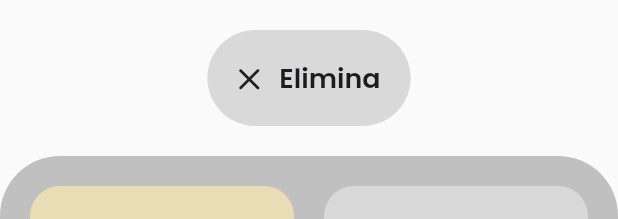
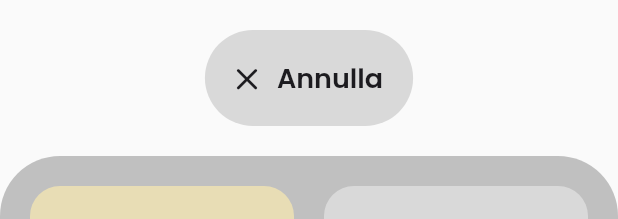
Before and after one commit to paologiua/complicity_game, a Flutter app: the PlayerEditorForeground widget shown alone on an empty page, opened directly, on a phone screen of 412 x 824 dp. Shown: the top 219 px of the screen. Run offline on Flutter 3.47's test engine with Material 2 defaults, Android fonts, the phone set to English and light mode, and no system bars; our stand-ins replace flutter_keyboard_visibility, flutter_svg; generated files the repository leaves out were written again.

Commit message:
Refactoring of PlayerEditorForeground code

```diff
--- a/lib/services/player_manager_service.dart
+++ b/lib/services/player_manager_service.dart
@@ -52,6 +52,10 @@ class PlayerManagerService with ChangeNotifier, DiagnosticableTreeMixin {
     return _players.removeAt(index);
   }
 
+  PlayerModel? removePlayer(PlayerModel player) {
+    return removePlayerByKey(player.key);
+  }
+
   int replacePlayer(PlayerModel player) {
     int index = _players.indexWhere(
       (PlayerModel item) => item.key == player.key,
--- a/lib/widgets/custom_floating_button.dart
+++ b/lib/widgets/custom_floating_button.dart
@@ -9,14 +9,18 @@ class CustomFloatingButton extends StatefulWidget {
     this.onPressed,
     this.backgroundColor,
     this.icon,
-    this.iconColor,
+    this.color,
+    this.text,
+    this.size = 56.0,
   });
 
   final Object? heroTag;
   final void Function()? onPressed;
   final Color? backgroundColor;
   final IconData? icon;
-  final Color? iconColor;
+  final Color? color;
+  final String? text;
+  final double size;
 
   @override
   State<CustomFloatingButton> createState() => _CustomFloatingButtonState();
@@ -25,21 +29,54 @@ class CustomFloatingButton extends StatefulWidget {
 class _CustomFloatingButtonState extends State<CustomFloatingButton> {
   @override
   Widget build(BuildContext context) {
-    return FloatingActionButton(
-      heroTag: widget.heroTag ?? Object(),
-      onPressed: widget.onPressed ?? () {},
-      backgroundColor:
-          widget.backgroundColor ?? ThemeConstants.greyPrimaryColor,
-      elevation: 0,
-      highlightElevation: 0,
-      focusElevation: 0,
-      hoverElevation: 0,
-      child: widget.icon != null
-          ? Icon(
-              widget.icon,
-              color: widget.iconColor ?? ThemeConstants.defaultTextColor,
+    final Object heroTag = widget.heroTag ?? Object();
+    final void Function() onPressed = widget.onPressed ?? () {};
+    final Color backgroundColor =
+        widget.backgroundColor ?? ThemeConstants.greyPrimaryColor;
+    final Color color = widget.color ?? ThemeConstants.defaultTextColor;
+
+    final Icon? icon = widget.icon != null
+        ? Icon(
+            widget.icon,
+            color: color,
+          )
+        : null;
+
+    final Text? text = widget.text != null
+        ? Text(
+            widget.text!,
+            textAlign: TextAlign.center,
+            style: Theme.of(context).textTheme.bodyLarge!.copyWith(
+                  color: color,
+                ),
+          )
+        : null;
+
+    return SizedBox(
+      height: widget.size,
+      width: widget.text == null ? widget.size : null,
+      child: widget.text == null
+          ? FloatingActionButton(
+              heroTag: heroTag,
+              onPressed: onPressed,
+              backgroundColor: backgroundColor,
+              elevation: 0,
+              highlightElevation: 0,
+              focusElevation: 0,
+              hoverElevation: 0,
+              child: icon,
             )
-          : null,
+          : FloatingActionButton.extended(
+              heroTag: heroTag,
+              onPressed: onPressed,
+              backgroundColor: backgroundColor,
+              elevation: 0,
+              highlightElevation: 0,
+              focusElevation: 0,
+              hoverElevation: 0,
+              icon: icon,
+              label: text!,
+            ),
     );
   }
 }
--- a/lib/widgets/player_editor_foreground.dart
+++ b/lib/widgets/player_editor_foreground.dart
@@ -8,23 +8,20 @@ import 'dart:async';
 
 import '../constants/theme.dart';
 import '../models/player_model.dart';
+import 'custom_floating_button.dart';
 
 class PlayerEditorForeground extends StatefulWidget {
   const PlayerEditorForeground({
     super.key,
     this.initialValue,
-    this.onKeyboardChange,
-    this.onKeyboardShow,
-    this.onKeyboardHide,
-    this.onSubmitted,
+    this.onInsert,
+    this.onRemove,
     this.onCancel,
   });
 
   final PlayerModel? initialValue;
-  final void Function(bool)? onKeyboardChange;
-  final void Function()? onKeyboardShow;
-  final void Function()? onKeyboardHide;
-  final void Function(PlayerModel)? onSubmitted;
+  final void Function(PlayerModel)? onInsert;
+  final void Function(PlayerModel)? onRemove;
   final void Function()? onCancel;
 
   @override
@@ -46,11 +43,8 @@ class _PlayerEditorForegroundState extends State<PlayerEditorForeground> {
     keyboardSubscription =
         keyboardVisibilityController.onChange.listen((bool visible) {
       if (visible != _isKeyboardVisible) {
-        if (widget.onKeyboardChange != null) widget.onKeyboardChange!(visible);
-        if (visible) {
-          (widget.onKeyboardShow ?? () {})();
-        } else {
-          (widget.onKeyboardHide ?? () {})();
+        if (!visible) {
+          (widget.onCancel ?? () {})();
         }
         _isKeyboardVisible = visible;
       }
@@ -82,25 +76,13 @@ class _PlayerEditorForegroundState extends State<PlayerEditorForeground> {
             children: [
               Padding(
                 padding: const EdgeInsets.all(ThemeConstants.defaultPadding),
-                child: SizedBox(
-                  height: 64.0,
-                  child: FloatingActionButton.extended(
-                    onPressed: widget.onCancel,
-                    backgroundColor: ThemeConstants.greyPrimaryColor,
-                    elevation: 0,
-                    highlightElevation: 0,
-                    focusElevation: 0,
-                    hoverElevation: 0,
-                    icon: const Icon(
-                      IconsConstants.close,
-                      color: ThemeConstants.defaultTextColor,
-                    ),
-                    label: Text(
-                      "Elimina",
-                      textAlign: TextAlign.center,
-                      style: Theme.of(context).textTheme.bodyLarge,
-                    ),
-                  ),
+                child: CustomFloatingButton(
+                  onPressed: _player.key != null
+                      ? () => (widget.onRemove ?? () {})(_player)
+                      : widget.onCancel,
+                  icon: IconsConstants.close,
+                  text: _player.key != null ? "Elimina" : "Annulla",
+                  size: 64.0,
                 ),
               ),
               TeamSwitch(
@@ -150,13 +132,11 @@ class _PlayerEditorForegroundState extends State<PlayerEditorForeground> {
             onChanged: (String playerName) => setState(() {
               _player.name = playerName;
             }),
-            onFieldSubmitted: widget.onSubmitted != null
-                ? (_) => widget.onSubmitted!(
-                      _player.copyWith(
-                        name: _player.name.trim(),
-                      ),
-                    )
-                : null,
+            onFieldSubmitted: (_) => (widget.onInsert ?? () {})(
+              _player.copyWith(
+                name: _player.name.trim(),
+              ),
+            ),
           ),
         ),
       ],
```
Also changed, not shown: lib/screens/team_selector_screen.dart (+14 -3 lines), lib/widgets/custom_scaffold.dart (+11 -14 lines).
